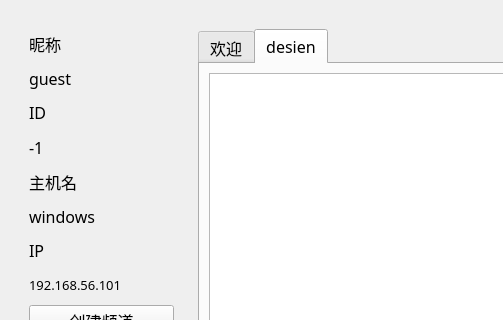
oduiwei/RSStalk, file RSStalk/irc_window.ui: the form before one commit; both pictures show x 0 to 503 and y 0 to 320 of the 861 by 518 pixel window.
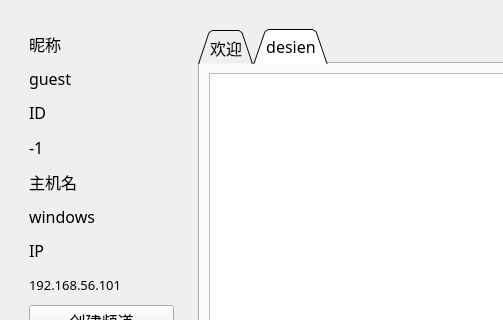
The form after the commit. The open tabs and pages were chosen to show the change.

```diff
--- a/RSStalk/irc_window.ui
+++ b/RSStalk/irc_window.ui
@@ -215,7 +215,7 @@
              <enum>Qt::ClickFocus</enum>
             </property>
             <property name="tabShape">
-             <enum>QTabWidget::Rounded</enum>
+             <enum>QTabWidget::Triangular</enum>
             </property>
             <property name="currentIndex">
              <number>0</number>
```
Left out of the diff: 61 changed lines with no effect on the pictures.
